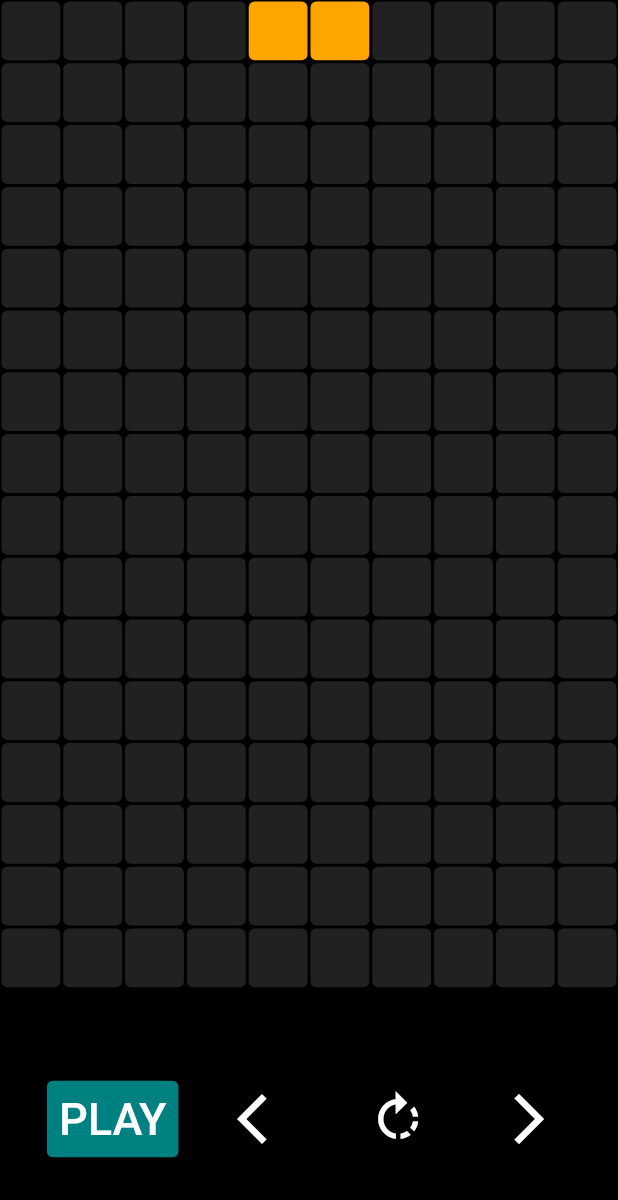
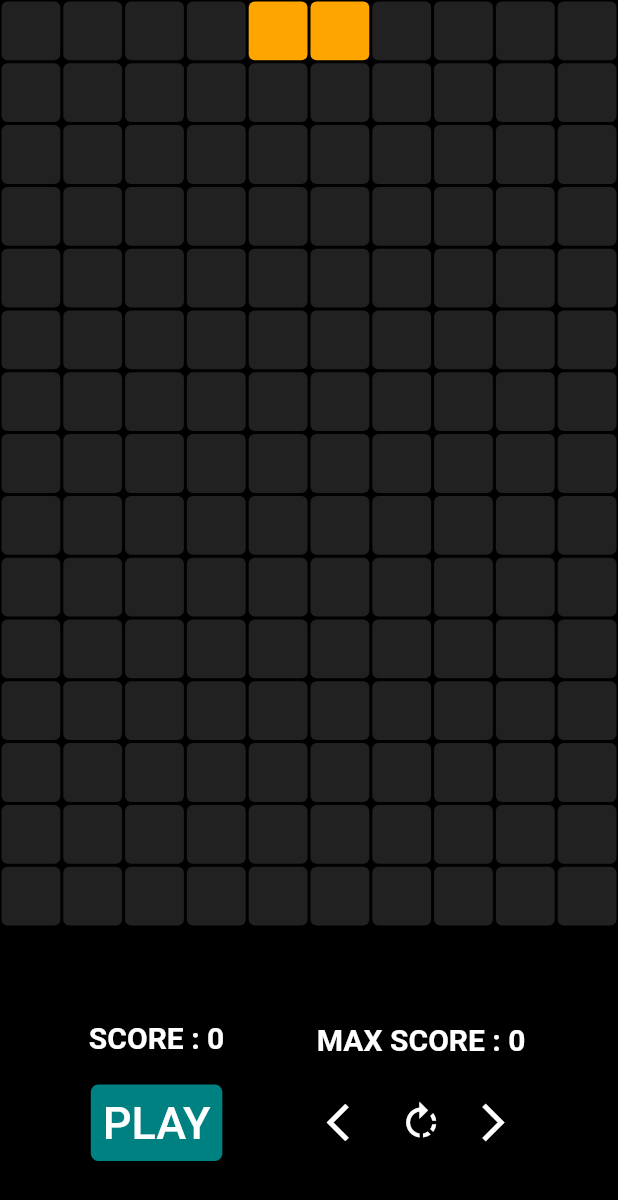
Before and after one commit to AditiSingh2003/Tetris, a Flutter app: the screen it shows after launch, after a tap on "Start Game", on a phone screen of 412 x 824 dp. Shown: the top 1200 px of the screen. Run offline on Flutter 3.47's test engine with Material 2 defaults, Android fonts, the phone set to English and light mode, and no system bars; our stand-ins replace quickalert.

Commit message:
Completed with the ui

```diff
--- a/lib/board.dart
+++ b/lib/board.dart
@@ -40,6 +40,9 @@ class _GameBoardState extends State<GameBoard> {
 
   // current score
   int currentScore = 0;
+
+  //max score
+  int maxScore = 0;
 
   // game over status
   bool gameOver = false;
@@ -102,6 +105,11 @@ class _GameBoardState extends State<GameBoard> {
         // step 7: increment the score
         currentScore +=10;
 
+        //step 8: Check Max Score
+        if(maxScore < currentScore)
+          {
+            maxScore = currentScore;
+          }
       }
     }
   }
@@ -282,7 +290,6 @@ class _GameBoardState extends State<GameBoard> {
       backgroundColor: Colors.black,
       body: Column(
         children: [
-
           //GAME GRID
           Expanded(
             child: GridView.builder(
@@ -325,23 +332,56 @@ class _GameBoardState extends State<GameBoard> {
             child: Row(
               mainAxisAlignment: MainAxisAlignment.spaceEvenly,
               children: [
+                Column(
+                  children: [
+                    // Text
+                    Text("SCORE : $currentScore",
+                    style: TextStyle(
+                      fontSize: 20,
+                      color: Colors.white,
+                      fontWeight: FontWeight.bold,
+                      ),
+                      ),
+                      Padding(padding: EdgeInsets.only(bottom: 20)),
+
+                    //  Play Button
                   ElevatedButton(onPressed: (){
                   resetGame();
                 },
                 child:Text('PLAY',
-                  style: TextStyle(fontSize: 30)
-                  ,),
+                  style: TextStyle(fontSize: 30),
+                  ),
                   style: ElevatedButton.styleFrom(
                     padding: EdgeInsets.all(8.0), // Adjust the padding as needed
-                    backgroundColor: Color(0xFF008181)
+                    backgroundColor: Color(0xFF008181),
+                    shape: RoundedRectangleBorder(
+                      borderRadius: BorderRadius.all(
+                        Radius.circular(5.0),
                       ),
+                    ),
+                  ),
+                  ),
+                  ],
                 ),
 
                 // left button
+                Column(
+                  children: [
+                    Text("MAX SCORE : $maxScore",
+                      style: TextStyle(
+                        fontSize: 20,
+                        color: Colors.white,
+                        fontWeight: FontWeight.bold,
+                      ),
+                    ),
+                    Padding(padding: EdgeInsets.only(bottom: 20)),
+
+                    Row(
+                      children: [
                         IconButton(
                           onPressed: moveLeft,
                           color: Colors.white,
-                  iconSize: 40,
+                          iconSize: 30,
                           icon: Icon(Icons.arrow_back_ios),
                         ),
 
@@ -349,7 +389,7 @@ class _GameBoardState extends State<GameBoard> {
                         IconButton(
                           onPressed: moveRotate,
                           color: Colors.white,
-                  iconSize: 40,
+                          iconSize: 30,
                           icon: Icon(Icons.rotate_right),
                         ),
 
@@ -357,9 +397,13 @@ class _GameBoardState extends State<GameBoard> {
                         IconButton(
                           onPressed: moveRight,
                           color: Colors.white,
-                  iconSize: 40,
+                          iconSize: 30,
                           icon: Icon(Icons.arrow_forward_ios),
                         ),
+                      ],
+                    )
+                  ],
+                )
 
               ],
             ),
--- a/lib/values.dart
+++ b/lib/values.dart
@@ -11,7 +11,7 @@ enum Tetromino{
 }
   // grid dimension
   int rowLength=10;
-  int colLength = 16;
+  int colLength = 15;
 
 enum Direction{
   left,
```
Lines whose indentation alone changed are shown as unchanged.
